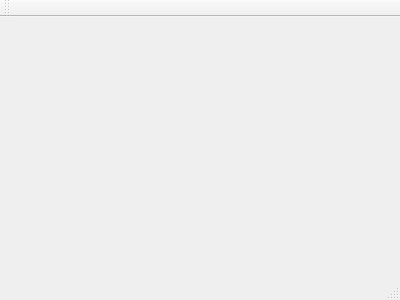
Before: the Qt Designer form HPC/projet/Jeux-echec/mainwindow.ui in Mric26/M2-S1, drawn with Qt 5.
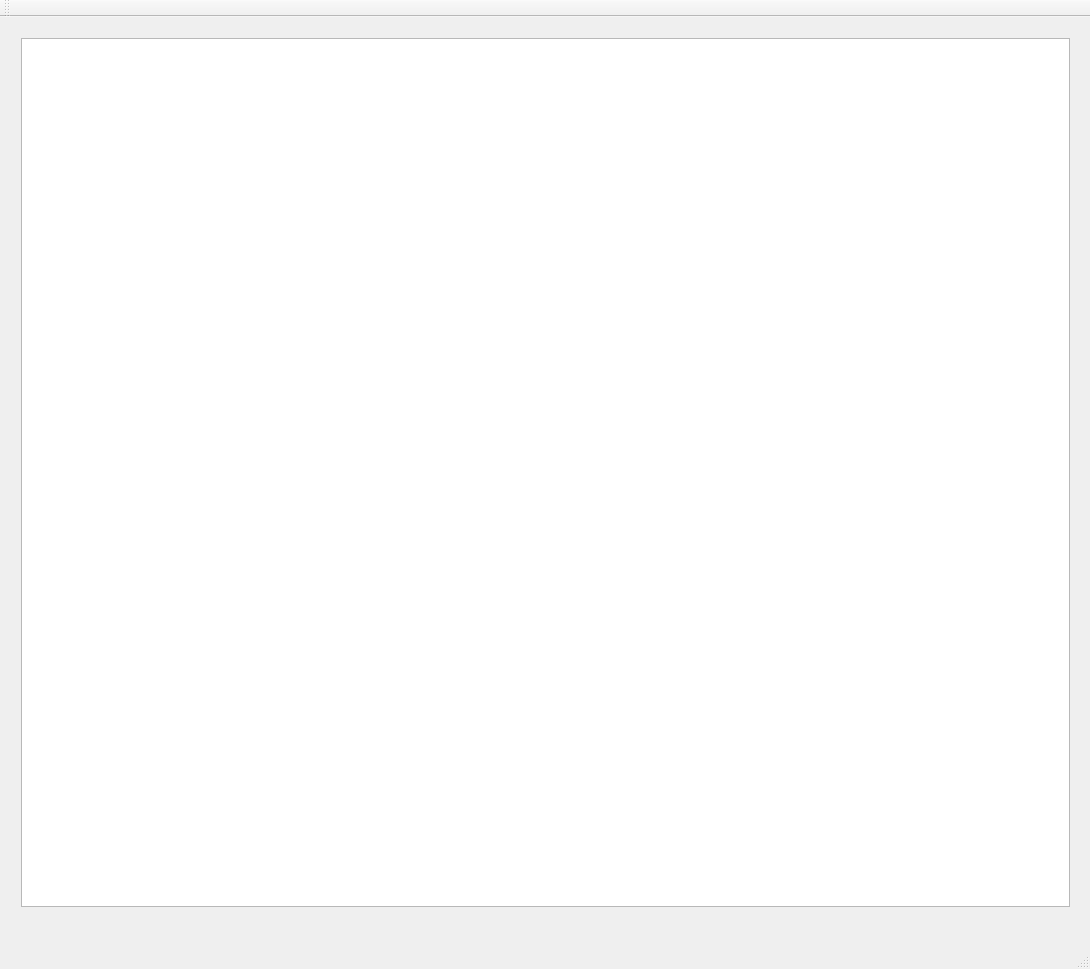
After: the same form once the commit is applied.

What changed in the file:
```diff
--- a/HPC/projet/Jeux-echec/mainwindow.ui
+++ b/HPC/projet/Jeux-echec/mainwindow.ui
@@ -1,24 +1,55 @@
 <ui version="4.0">
  <class>MainWindow</class>
- <widget class="QMainWindow" name="MainWindow" >
-  <property name="geometry" >
+ <widget class="QMainWindow" name="MainWindow">
+  <property name="geometry">
    <rect>
     <x>0</x>
     <y>0</y>
-    <width>400</width>
-    <height>300</height>
+    <width>1090</width>
+    <height>969</height>
    </rect>
   </property>
   <property name="windowTitle" >
    <string>MainWindow</string>
   </property>
-  <widget class="QMenuBar" name="menuBar" />
-  <widget class="QToolBar" name="mainToolBar" />
-  <widget class="QWidget" name="centralWidget" />
-  <widget class="QStatusBar" name="statusBar" />
+  <widget class="QWidget" name="centralWidget">
+   <widget class="QWidget" name="horizontalLayoutWidget">
+    <property name="geometry">
+     <rect>
+      <x>10</x>
+      <y>10</y>
+      <width>1071</width>
+      <height>891</height>
+     </rect>
+    </property>
+    <layout class="QHBoxLayout" name="horizontalLayout">
+     <item>
+      <widget class="QGraphicsView" name="Affichage"/>
+     </item>
+    </layout>
+   </widget>
+  </widget>
+  <widget class="QMenuBar" name="menuBar">
+   <property name="geometry">
+    <rect>
+     <x>0</x>
+     <y>0</y>
+     <width>1090</width>
+     <height>27</height>
+    </rect>
+   </property>
+  </widget>
+  <widget class="QToolBar" name="mainToolBar">
+   <attribute name="toolBarArea">
+    <enum>TopToolBarArea</enum>
+   </attribute>
+   <attribute name="toolBarBreak">
+    <bool>false</bool>
+   </attribute>
+  </widget>
+  <widget class="QStatusBar" name="statusBar"/>
  </widget>
- <layoutDefault spacing="6" margin="11" />
- <pixmapfunction></pixmapfunction>
+ <layoutdefault spacing="6" margin="11"/>
  <resources/>
  <connections/>
 </ui>
```
Left out of the diff: 3 changed lines with no effect on the pictures.
